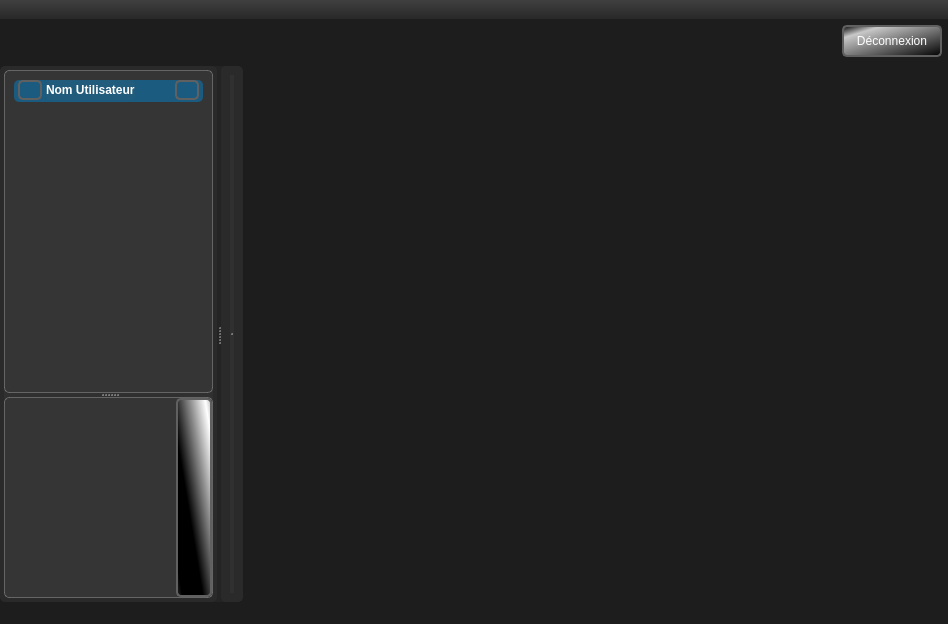
Old version of the form teraplus/client/src/MainWindow.ui in the repository introlab/opentera.
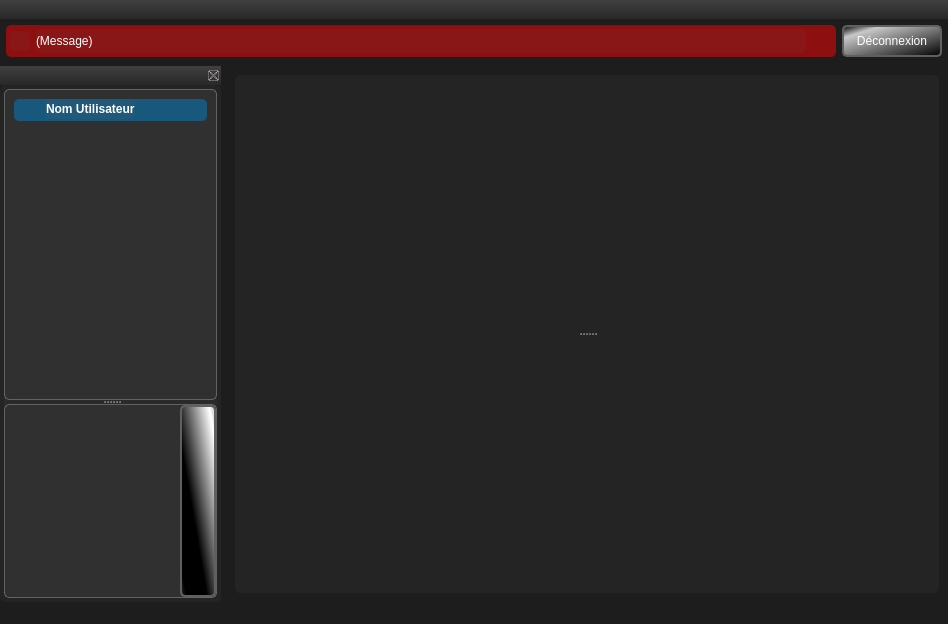
New version of the form. Icons and pictures are not drawn.

Commit message: Added message area display and support in TeraClient UI.

```diff
--- a/teraplus/client/src/MainWindow.ui
+++ b/teraplus/client/src/MainWindow.ui
@@ -26,7 +26,8 @@
 
 QFrame{background-color: rgba(100,100,100,10%); }
 QFrame#frameMenu,QFrame#frameVideo{border: 1px solid rgba(150,150,150,50%);}
-QPushButton#btnVideoSwitch {color: white; min-height: 35px; background-color: qlineargradient(spread:reflect, x1:0.220183, y1:0.745192, x2:1, y2:0, stop:0.201835 rgba(0, 0, 0, 255), stop:0.880734 rgba(255, 255, 255, 255), stop:1 rgba(189, 189, 189, 255)); border-radius: 5px;}
+
+QFrame#frameMessages{background-color:rgba(255,0,0,50%); border-radius:5px;}
 
 QMainWindow::separator { background: rgb(29,29,29);width: 5px;height: 5px;}
 QMainWindow::separator:hover {background: black;} 
@@ -42,37 +43,271 @@
 QPushButton:!enabled,QToolButton:!enabled{color: rgb(168, 168, 168); background-color: rgba(200,200,200,10%);border: 0px transparent}
 QPushButton:checked,QToolButton:checked{color:black;border: 3px solid green;background-color:darkgreen;}
 QPushButton[checkable=true]:!checked,QToolButton[checkable=true]:!checked{color:red;background-color:rgba(180,0,0,50%);border: 2px solid rgb(180,0,0);}
-
-QPushButton#btnEditUser, QPushButton#btnConfig{background-color:transparent;}</string>
+QPushButton#btnVideoSwitch {color: white; min-height: 35px; background-color: qlineargradient(spread:reflect, x1:0.220183, y1:0.745192, x2:1, y2:0, stop:0.201835 rgba(0, 0, 0, 255), stop:0.880734 rgba(255, 255, 255, 255), stop:1 rgba(189, 189, 189, 255)); border-radius: 5px;}
+QPushButton#btnEditUser, QPushButton#btnConfig, QPushButton#btnCloseMessage{background-color:transparent; border: transparent;}</string>
   </property>
   <widget class="QWidget" name="centralwidget">
    <layout class="QVBoxLayout" name="verticalLayout_3">
-    <property name="leftMargin">
-     <number>0</number>
-    </property>
-    <property name="topMargin">
-     <number>0</number>
-    </property>
-    <property name="rightMargin">
-     <number>0</number>
-    </property>
-    <property name="bottomMargin">
-     <number>0</number>
-    </property>
     <item>
      <widget class="QSplitter" name="splitter">
       <property name="sizePolicy">
-       <sizepolicy hsizetype="Maximum" vsizetype="Preferred">
+       <sizepolicy hsizetype="MinimumExpanding" vsizetype="Expanding">
         <horstretch>0</horstretch>
         <verstretch>0</verstretch>
        </sizepolicy>
       </property>
       <property name="orientation">
-       <enum>Qt::Horizontal</enum>
+       <enum>Qt::Vertical</enum>
       </property>
+      <widget class="QWidget" name="widgetMainTop" native="true">
+       <property name="sizePolicy">
+        <sizepolicy hsizetype="MinimumExpanding" vsizetype="Preferred">
+         <horstretch>0</horstretch>
+         <verstretch>0</verstretch>
+        </sizepolicy>
+       </property>
+       <layout class="QVBoxLayout" name="verticalLayout_10">
+        <property name="spacing">
+         <number>5</number>
+        </property>
+        <property name="leftMargin">
+         <number>0</number>
+        </property>
+        <property name="topMargin">
+         <number>0</number>
+        </property>
+        <property name="rightMargin">
+         <number>0</number>
+        </property>
+        <property name="bottomMargin">
+         <number>0</number>
+        </property>
+       </layout>
+      </widget>
+      <widget class="QWidget" name="widgetMainBottom" native="true">
+       <property name="sizePolicy">
+        <sizepolicy hsizetype="MinimumExpanding" vsizetype="MinimumExpanding">
+         <horstretch>0</horstretch>
+         <verstretch>0</verstretch>
+        </sizepolicy>
+       </property>
+       <layout class="QVBoxLayout" name="verticalLayout_11">
+        <property name="spacing">
+         <number>5</number>
+        </property>
+        <property name="leftMargin">
+         <number>0</number>
+        </property>
+        <property name="topMargin">
+         <number>0</number>
+        </property>
+        <property name="rightMargin">
+         <number>0</number>
+        </property>
+        <property name="bottomMargin">
+         <number>0</number>
+        </property>
+       </layout>
+      </widget>
+     </widget>
+    </item>
+   </layout>
+  </widget>
+  <widget class="QMenuBar" name="menubar">
+   <property name="geometry">
+    <rect>
+     <x>0</x>
+     <y>0</y>
+     <width>948</width>
+     <height>21</height>
+    </rect>
+   </property>
+  </widget>
+  <widget class="QStatusBar" name="statusbar"/>
+  <widget class="QDockWidget" name="dockerTop">
+   <property name="features">
+    <set>QDockWidget::NoDockWidgetFeatures</set>
+   </property>
+   <property name="allowedAreas">
+    <set>Qt::TopDockWidgetArea</set>
+   </property>
+   <attribute name="dockWidgetArea">
+    <number>4</number>
+   </attribute>
+   <widget class="QWidget" name="dockWidgetContents_2">
+    <layout class="QHBoxLayout" name="horizontalLayout_3">
+     <property name="leftMargin">
+      <number>6</number>
+     </property>
+     <property name="topMargin">
+      <number>6</number>
+     </property>
+     <property name="rightMargin">
+      <number>6</number>
+     </property>
+     <property name="bottomMargin">
+      <number>4</number>
+     </property>
+     <item>
+      <widget class="QFrame" name="frameMessages">
+       <property name="sizePolicy">
+        <sizepolicy hsizetype="Preferred" vsizetype="Expanding">
+         <horstretch>0</horstretch>
+         <verstretch>0</verstretch>
+        </sizepolicy>
+       </property>
+       <property name="maximumSize">
+        <size>
+         <width>16777215</width>
+         <height>32</height>
+        </size>
+       </property>
+       <property name="frameShape">
+        <enum>QFrame::StyledPanel</enum>
+       </property>
+       <property name="frameShadow">
+        <enum>QFrame::Raised</enum>
+       </property>
+       <layout class="QHBoxLayout" name="horizontalLayout_4">
+        <property name="leftMargin">
+         <number>4</number>
+        </property>
+        <property name="topMargin">
+         <number>4</number>
+        </property>
+        <property name="rightMargin">
+         <number>4</number>
+        </property>
+        <property name="bottomMargin">
+         <number>4</number>
+        </property>
+        <item>
+         <widget class="QLabel" name="icoMessage">
+          <property name="minimumSize">
+           <size>
+            <width>20</width>
+            <height>20</height>
+           </size>
+          </property>
+          <property name="maximumSize">
+           <size>
+            <width>20</width>
+            <height>20</height>
+           </size>
+          </property>
+          <property name="text">
+           <string/>
+          </property>
+          <property name="pixmap">
+           <pixmap resource="../resources/TeraClient.qrc">:/icons/warning.png</pixmap>
+          </property>
+          <property name="scaledContents">
+           <bool>true</bool>
+          </property>
+         </widget>
+        </item>
+        <item>
+         <widget class="QLabel" name="lblMessage">
+          <property name="sizePolicy">
+           <sizepolicy hsizetype="MinimumExpanding" vsizetype="Expanding">
+            <horstretch>0</horstretch>
+            <verstretch>0</verstretch>
+           </sizepolicy>
+          </property>
+          <property name="text">
+           <string>(Message)</string>
+          </property>
+         </widget>
+        </item>
+        <item>
+         <widget class="QPushButton" name="btnCloseMessage">
+          <property name="sizePolicy">
+           <sizepolicy hsizetype="Fixed" vsizetype="Fixed">
+            <horstretch>0</horstretch>
+            <verstretch>0</verstretch>
+           </sizepolicy>
+          </property>
+          <property name="minimumSize">
+           <size>
+            <width>20</width>
+            <height>20</height>
+           </size>
+          </property>
+          <property name="maximumSize">
+           <size>
+            <width>20</width>
+            <height>20</height>
+           </size>
+          </property>
+          <property name="cursor">
+           <cursorShape>PointingHandCursor</cursorShape>
+          </property>
+          <property name="text">
+           <string/>
+          </property>
+          <property name="icon">
+           <iconset resource="../resources/TeraClient.qrc">
+            <normaloff>:/icons/delete_old.png</normaloff>:/icons/delete_old.png</iconset>
+          </property>
+         </widget>
+        </item>
+       </layout>
+      </widget>
+     </item>
+     <item alignment="Qt::AlignRight">
+      <widget class="QPushButton" name="btnLogout">
+       <property name="minimumSize">
+        <size>
+         <width>100</width>
+         <height>32</height>
+        </size>
+       </property>
+       <property name="cursor">
+        <cursorShape>PointingHandCursor</cursorShape>
+       </property>
+       <property name="text">
+        <string>Déconnexion</string>
+       </property>
+       <property name="icon">
+        <iconset resource="../resources/TeraClient.qrc">
+         <normaloff>:/icons/undo.png</normaloff>:/icons/undo.png</iconset>
+       </property>
+      </widget>
+     </item>
+    </layout>
+   </widget>
+  </widget>
+  <widget class="QDockWidget" name="dockerLeft">
+   <property name="features">
+    <set>QDockWidget::DockWidgetClosable</set>
+   </property>
+   <property name="allowedAreas">
+    <set>Qt::LeftDockWidgetArea</set>
+   </property>
+   <attribute name="dockWidgetArea">
+    <number>1</number>
+   </attribute>
+   <widget class="QWidget" name="dockWidgetContents_3">
+    <layout class="QVBoxLayout" name="verticalLayout_9">
+     <property name="spacing">
+      <number>0</number>
+     </property>
+     <property name="leftMargin">
+      <number>0</number>
+     </property>
+     <property name="topMargin">
+      <number>0</number>
+     </property>
+     <property name="rightMargin">
+      <number>0</number>
+     </property>
+     <property name="bottomMargin">
+      <number>0</number>
+     </property>
+     <item>
       <widget class="QFrame" name="frameLeft">
        <property name="sizePolicy">
-        <sizepolicy hsizetype="Maximum" vsizetype="Preferred">
+        <sizepolicy hsizetype="Expanding" vsizetype="Preferred">
          <horstretch>0</horstretch>
          <verstretch>0</verstretch>
         </sizepolicy>
@@ -102,6 +337,12 @@
            <enum>Qt::Vertical</enum>
           </property>
           <widget class="QFrame" name="frameMenu">
+           <property name="sizePolicy">
+            <sizepolicy hsizetype="Expanding" vsizetype="Preferred">
+             <horstretch>0</horstretch>
+             <verstretch>0</verstretch>
+            </sizepolicy>
+           </property>
            <property name="frameShape">
             <enum>QFrame::StyledPanel</enum>
            </property>
@@ -244,7 +485,7 @@
           </widget>
           <widget class="QFrame" name="frameVideo">
            <property name="sizePolicy">
-            <sizepolicy hsizetype="Preferred" vsizetype="Maximum">
+            <sizepolicy hsizetype="Expanding" vsizetype="Maximum">
              <horstretch>0</horstretch>
              <verstretch>0</verstretch>
             </sizepolicy>
@@ -329,156 +570,6 @@
          </widget>
         </item>
        </layout>
-      </widget>
-      <widget class="QFrame" name="frameMain">
-       <property name="sizePolicy">
-        <sizepolicy hsizetype="MinimumExpanding" vsizetype="Preferred">
-         <horstretch>0</horstretch>
-         <verstretch>0</verstretch>
-        </sizepolicy>
-       </property>
-       <property name="frameShape">
-        <enum>QFrame::StyledPanel</enum>
-       </property>
-       <property name="frameShadow">
-        <enum>QFrame::Raised</enum>
-       </property>
-       <layout class="QVBoxLayout" name="verticalLayout_2">
-        <item>
-         <widget class="QSplitter" name="splitter_3">
-          <property name="sizePolicy">
-           <sizepolicy hsizetype="MinimumExpanding" vsizetype="Expanding">
-            <horstretch>0</horstretch>
-            <verstretch>0</verstretch>
-           </sizepolicy>
-          </property>
-          <property name="orientation">
-           <enum>Qt::Vertical</enum>
-          </property>
-          <widget class="QWidget" name="widgetMainTop" native="true">
-           <property name="sizePolicy">
-            <sizepolicy hsizetype="MinimumExpanding" vsizetype="Preferred">
-             <horstretch>0</horstretch>
-             <verstretch>0</verstretch>
-            </sizepolicy>
-           </property>
-           <layout class="QVBoxLayout" name="verticalLayout_7">
-            <property name="spacing">
-             <number>5</number>
-            </property>
-            <property name="leftMargin">
-             <number>0</number>
-            </property>
-            <property name="topMargin">
-             <number>0</number>
-            </property>
-            <property name="rightMargin">
-             <number>0</number>
-            </property>
-            <property name="bottomMargin">
-             <number>0</number>
-            </property>
-           </layout>
-          </widget>
-          <widget class="QWidget" name="widgetMainBottom" native="true">
-           <property name="sizePolicy">
-            <sizepolicy hsizetype="MinimumExpanding" vsizetype="MinimumExpanding">
-             <horstretch>0</horstretch>
-             <verstretch>0</verstretch>
-            </sizepolicy>
-           </property>
-           <layout class="QVBoxLayout" name="verticalLayout_8">
-            <property name="spacing">
-             <number>5</number>
-            </property>
-            <property name="leftMargin">
-             <number>0</number>
-            </property>
-            <property name="topMargin">
-             <number>0</number>
-            </property>
-            <property name="rightMargin">
-             <number>0</number>
-            </property>
-            <property name="bottomMargin">
-             <number>0</number>
-            </property>
-           </layout>
-          </widget>
-         </widget>
-        </item>
-       </layout>
-      </widget>
-     </widget>
-    </item>
-   </layout>
-  </widget>
-  <widget class="QMenuBar" name="menubar">
-   <property name="geometry">
-    <rect>
-     <x>0</x>
-     <y>0</y>
-     <width>948</width>
-     <height>21</height>
-    </rect>
-   </property>
-  </widget>
-  <widget class="QStatusBar" name="statusbar"/>
-  <widget class="QDockWidget" name="dockerTop">
-   <property name="features">
-    <set>QDockWidget::NoDockWidgetFeatures</set>
-   </property>
-   <property name="allowedAreas">
-    <set>Qt::TopDockWidgetArea</set>
-   </property>
-   <attribute name="dockWidgetArea">
-    <number>4</number>
-   </attribute>
-   <widget class="QWidget" name="dockWidgetContents_2">
-    <layout class="QHBoxLayout" name="horizontalLayout_3">
-     <property name="leftMargin">
-      <number>6</number>
-     </property>
-     <property name="topMargin">
-      <number>6</number>
-     </property>
-     <property name="rightMargin">
-      <number>6</number>
-     </property>
-     <property name="bottomMargin">
-      <number>4</number>
-     </property>
-     <item>
-      <spacer name="horizontalSpacer">
-       <property name="orientation">
-        <enum>Qt::Horizontal</enum>
-       </property>
-       <property name="sizeHint" stdset="0">
-        <size>
-         <width>40</width>
-         <height>20</height>
-        </size>
-       </property>
-      </spacer>
-     </item>
-     <item>
-      <widget class="QPushButton" name="btnLogout">
-       <property name="minimumSize">
-        <size>
-         <width>100</width>
-         <height>32</height>
-        </size>
-       </property>
-       <property name="cursor">
-        <cursorShape>PointingHandCursor</cursorShape>
-       </property>
-       <property name="text">
-        <string>Déconnexion</string>
-       </property>
-       <property name="icon">
-        <iconset resource="../resources/TeraClient.qrc">
-         <normaloff>:/icons/undo.png</normaloff>:/icons/undo.png</iconset>
-       </property>
       </widget>
      </item>
     </layout>
```
Left out of the diff: 2 changed lines with no effect on the pictures. The commit also changes 8 other files.
